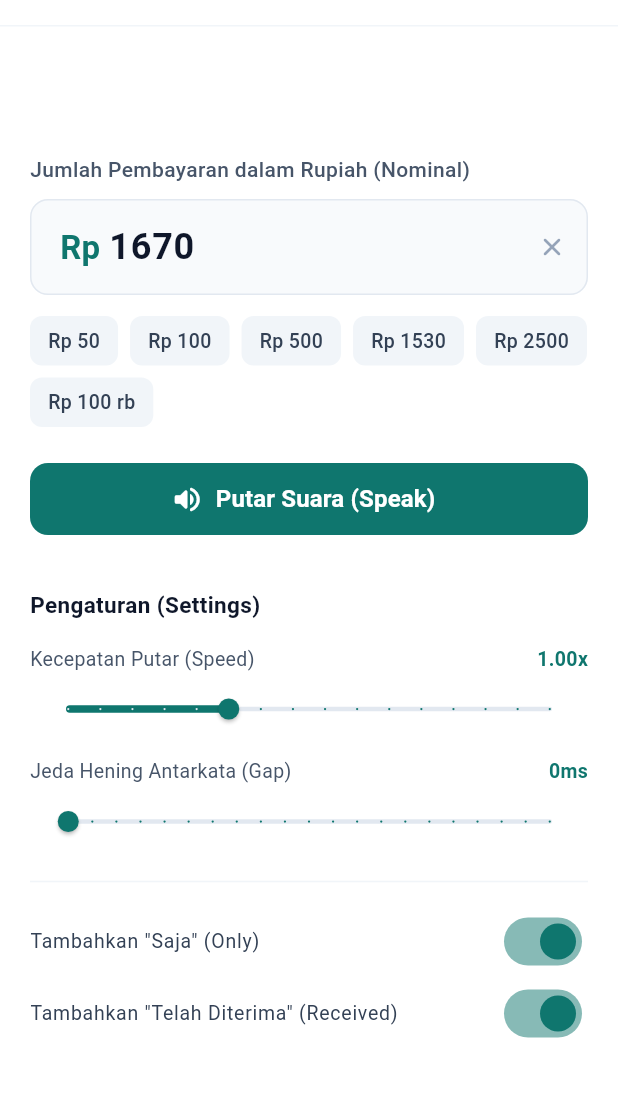
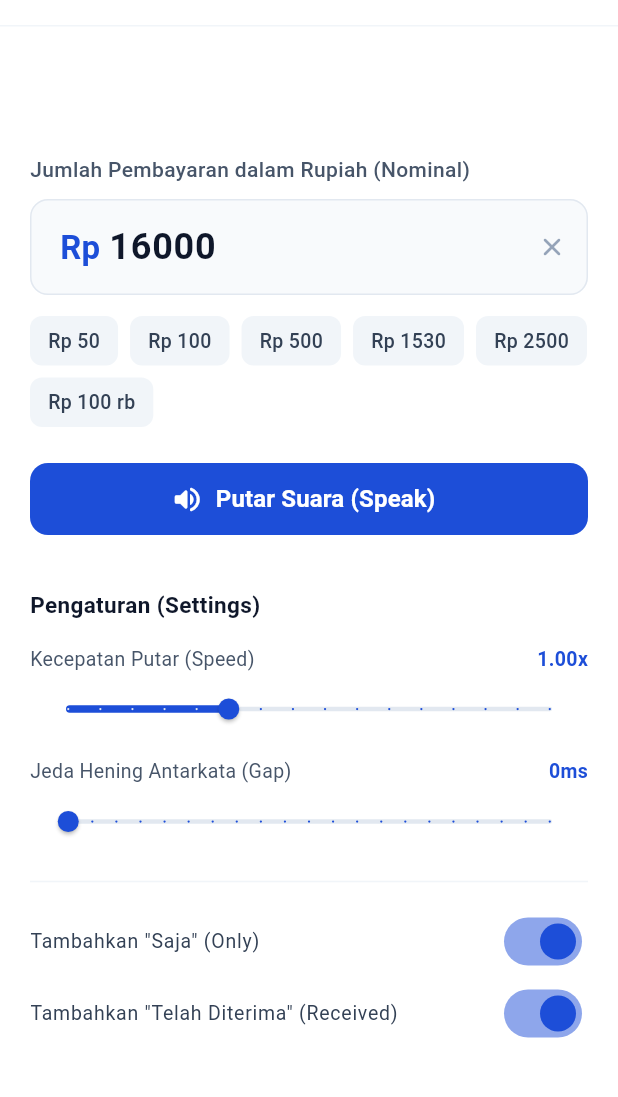
Before and after one commit to block7code/indonesian_soundbox, a Flutter app: the screen it shows after launch, on a phone screen of 412 x 824 dp, the part 59-1156 px from its top. Run offline on Flutter 3.47's test engine with Material 3 defaults, Android fonts, the phone set to English and light mode, and no system bars; our stand-ins replace audioplayers.

Commit message:
add demo

```diff
--- a/example/lib/main.dart
+++ b/example/lib/main.dart
@@ -20,8 +20,8 @@ class IndonesianSoundboxDemoApp extends StatelessWidget {
         useMaterial3: true,
         scaffoldBackgroundColor: Colors.white,
         colorScheme: ColorScheme.fromSeed(
-          seedColor: const Color(0xFF0F766E),
-          primary: const Color(0xFF0F766E),
+          seedColor: const Color(0xFF1D4ED8),
+          primary: const Color(0xFF1D4ED8),
           surface: Colors.white,
         ),
       ),
@@ -39,7 +39,7 @@ class FlatSoundboxScreen extends StatefulWidget {
 
 class _FlatSoundboxScreenState extends State<FlatSoundboxScreen> {
   final TextEditingController _amountController =
-      TextEditingController(text: '1670');
+      TextEditingController(text: '16000');
   late final IndonesianSoundbox _soundbox;
 
   bool _includeSaja = true;
@@ -169,7 +169,7 @@ class _FlatSoundboxScreenState extends State<FlatSoundboxScreen> {
                     prefixStyle: TextStyle(
                       fontSize: isDesktop ? 26 : 22,
                       fontWeight: FontWeight.w700,
-                      color: const Color(0xFF0F766E),
+                      color: const Color(0xFF1D4ED8),
                     ),
                     filled: true,
                     fillColor: const Color(0xFFF8FAFC),
@@ -188,7 +188,7 @@ class _FlatSoundboxScreenState extends State<FlatSoundboxScreen> {
                     focusedBorder: OutlineInputBorder(
                       borderRadius: BorderRadius.circular(12),
                       borderSide: const BorderSide(
-                        color: Color(0xFF0F766E),
+                        color: Color(0xFF1D4ED8),
                         width: 1.5,
                       ),
                     ),
@@ -252,7 +252,7 @@ class _FlatSoundboxScreenState extends State<FlatSoundboxScreen> {
                     style: ElevatedButton.styleFrom(
                       backgroundColor: _isPlaying
                           ? const Color(0xFFDC2626)
-                          : const Color(0xFF0F766E),
+                          : const Color(0xFF1D4ED8),
                       foregroundColor: Colors.white,
                       elevation: 0,
                       shape: RoundedRectangleBorder(
@@ -303,7 +303,7 @@ class _FlatSoundboxScreenState extends State<FlatSoundboxScreen> {
                       style: const TextStyle(
                         fontSize: 13,
                         fontWeight: FontWeight.w600,
-                        color: Color(0xFF0F766E),
+                        color: Color(0xFF1D4ED8),
                       ),
                     ),
                   ],
@@ -319,7 +319,7 @@ class _FlatSoundboxScreenState extends State<FlatSoundboxScreen> {
                     min: 0.5,
                     max: 2.0,
                     divisions: 15,
-                    activeColor: const Color(0xFF0F766E),
+                    activeColor: const Color(0xFF1D4ED8),
                     inactiveColor: const Color(0xFFE2E8F0),
                     onChanged: (val) => setState(() => _speed = val),
                   ),
@@ -343,7 +343,7 @@ class _FlatSoundboxScreenState extends State<FlatSoundboxScreen> {
                       style: const TextStyle(
                         fontSize: 13,
                         fontWeight: FontWeight.w600,
-                        color: Color(0xFF0F766E),
+                        color: Color(0xFF1D4ED8),
                       ),
                     ),
                   ],
@@ -359,7 +359,7 @@ class _FlatSoundboxScreenState extends State<FlatSoundboxScreen> {
                     min: 0,
                     max: 200,
                     divisions: 20,
-                    activeColor: const Color(0xFF0F766E),
+                    activeColor: const Color(0xFF1D4ED8),
                     inactiveColor: const Color(0xFFE2E8F0),
                     onChanged: (val) => setState(() => _gapMs = val.round()),
                   ),
@@ -375,7 +375,7 @@ class _FlatSoundboxScreenState extends State<FlatSoundboxScreen> {
                     'Tambahkan "Saja" (Only)',
                     style: TextStyle(fontSize: 13, color: Color(0xFF334155)),
                   ),
-                  activeThumbColor: const Color(0xFF0F766E),
+                  activeThumbColor: const Color(0xFF1D4ED8),
                   value: _includeSaja,
                   onChanged: (val) => setState(() => _includeSaja = val),
                 ),
@@ -386,7 +386,7 @@ class _FlatSoundboxScreenState extends State<FlatSoundboxScreen> {
                     'Tambahkan "Telah Diterima" (Received)',
                     style: TextStyle(fontSize: 13, color: Color(0xFF334155)),
                   ),
-                  activeThumbColor: const Color(0xFF0F766E),
+                  activeThumbColor: const Color(0xFF1D4ED8),
                   value: _includeDiterima,
                   onChanged: (val) => setState(() => _includeDiterima = val),
                 ),
```
Also changed, not shown: example/pubspec.lock, 2 other files.
